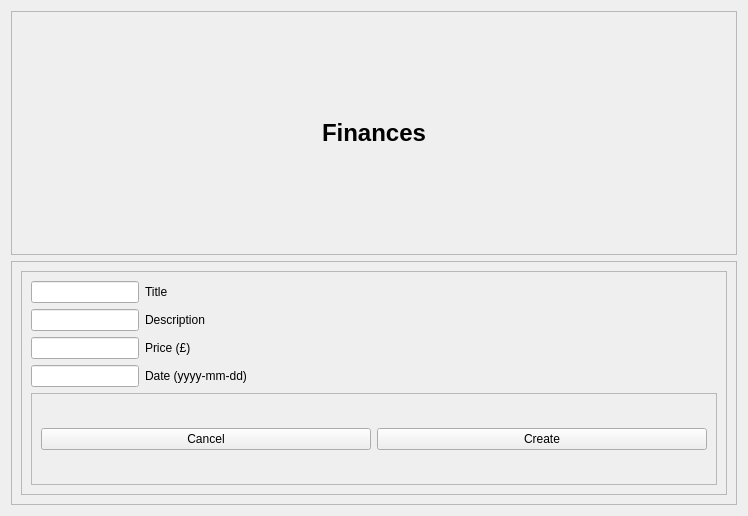
Old version of the form src/forms/FinancesWidget.ui in the repository fabiolorenzi/food_organizer_frontend.
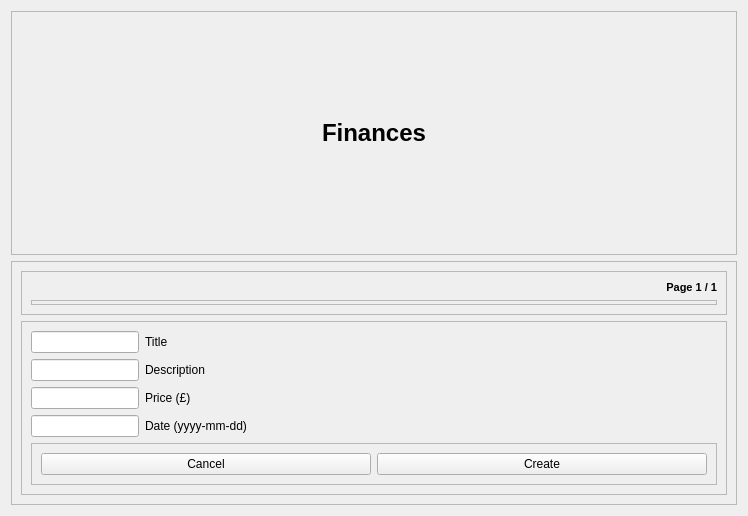
New version of the form.

Commit message: developed finance single frame

Patch:
```diff
--- a/src/forms/FinancesWidget.ui
+++ b/src/forms/FinancesWidget.ui
@@ -52,6 +52,45 @@
       <enum>QFrame::Raised</enum>
      </property>
      <layout class="QVBoxLayout" name="verticalLayout">
+      <item>
+       <widget class="QFrame" name="ListFrame">
+        <property name="frameShape">
+         <enum>QFrame::StyledPanel</enum>
+        </property>
+        <property name="frameShadow">
+         <enum>QFrame::Raised</enum>
+        </property>
+        <layout class="QGridLayout" name="gridLayout_3">
+         <item row="1" column="0">
+          <widget class="QFrame" name="ListFrameLine">
+           <property name="frameShape">
+            <enum>QFrame::StyledPanel</enum>
+           </property>
+           <property name="frameShadow">
+            <enum>QFrame::Raised</enum>
+           </property>
+          </widget>
+         </item>
+         <item row="0" column="0">
+          <widget class="QLabel" name="PageNumberLabel">
+           <property name="font">
+            <font>
+             <pointsize>8</pointsize>
+             <weight>75</weight>
+             <bold>true</bold>
+            </font>
+           </property>
+           <property name="text">
+            <string>Page 1 / 1</string>
+           </property>
+           <property name="alignment">
+            <set>Qt::AlignRight|Qt::AlignTrailing|Qt::AlignVCenter</set>
+           </property>
+          </widget>
+         </item>
+        </layout>
+       </widget>
+      </item>
       <item>
        <widget class="QFrame" name="InputsFrame">
         <property name="frameShape">
```
The commit also changes 2 other files.
